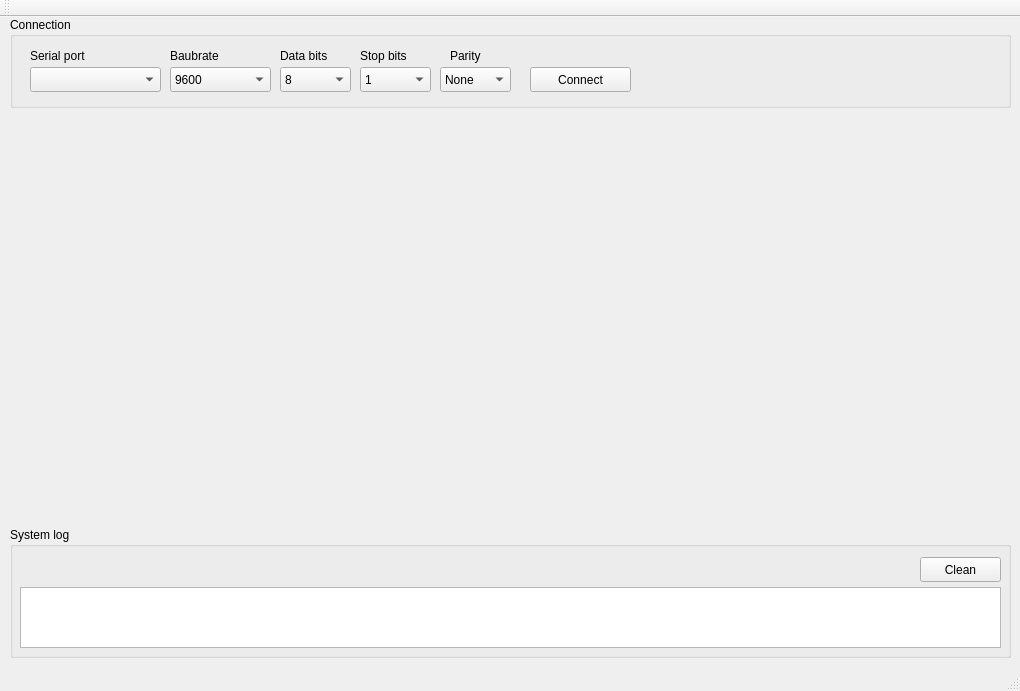
Qt form qslave-gui/forms/mainwindow.ui (maisvendoo/qslave) before a commit.
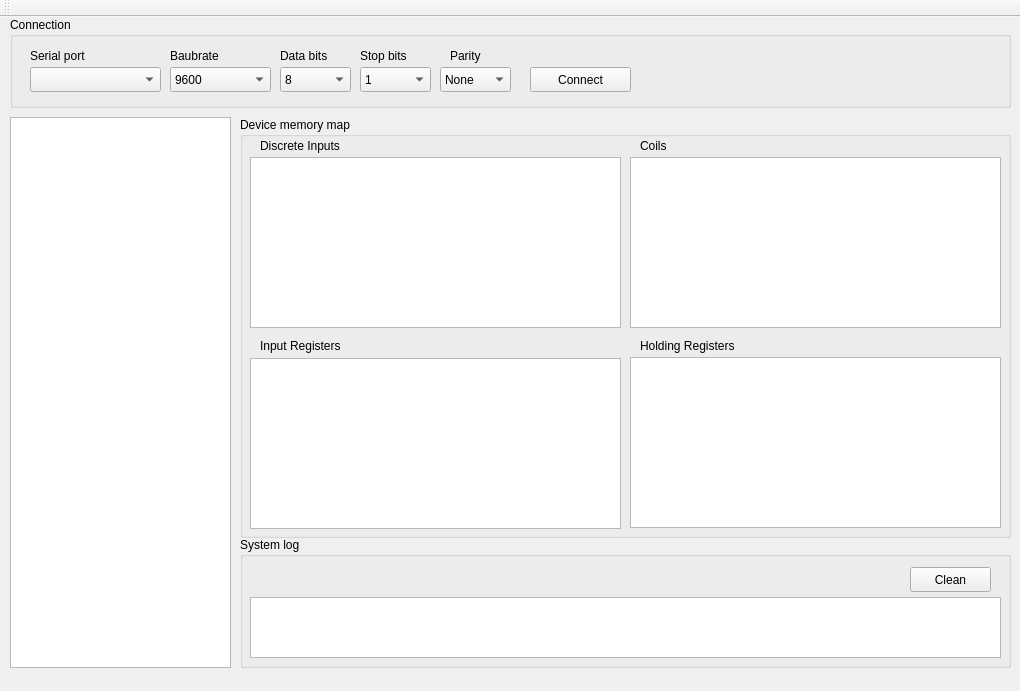
The same form after that commit.

```diff
--- a/qslave-gui/forms/mainwindow.ui
+++ b/qslave-gui/forms/mainwindow.ui
@@ -276,9 +276,9 @@
    <widget class="QGroupBox" name="groupBox">
     <property name="geometry">
      <rect>
-      <x>10</x>
-      <y>510</y>
-      <width>1001</width>
+      <x>240</x>
+      <y>520</y>
+      <width>771</width>
       <height>131</height>
      </rect>
     </property>
@@ -288,7 +288,7 @@
     <widget class="QPushButton" name="pbCleanLog">
      <property name="geometry">
       <rect>
-       <x>910</x>
+       <x>670</x>
        <y>30</y>
        <width>81</width>
        <height>25</height>
@@ -303,12 +303,127 @@
       <rect>
        <x>10</x>
        <y>60</y>
-       <width>981</width>
+       <width>751</width>
        <height>61</height>
       </rect>
      </property>
     </widget>
    </widget>
+   <widget class="QListWidget" name="lwSlavesList">
+    <property name="geometry">
+     <rect>
+      <x>10</x>
+      <y>100</y>
+      <width>221</width>
+      <height>551</height>
+     </rect>
+    </property>
+   </widget>
+   <widget class="QGroupBox" name="groupBox_2">
+    <property name="geometry">
+     <rect>
+      <x>240</x>
+      <y>100</y>
+      <width>771</width>
+      <height>421</height>
+     </rect>
+    </property>
+    <property name="title">
+     <string>Device memory map</string>
+    </property>
+    <widget class="QTableWidget" name="twDiscreteInputs">
+     <property name="geometry">
+      <rect>
+       <x>10</x>
+       <y>40</y>
+       <width>371</width>
+       <height>171</height>
+      </rect>
+     </property>
+    </widget>
+    <widget class="QTableWidget" name="twCoils">
+     <property name="geometry">
+      <rect>
+       <x>390</x>
+       <y>40</y>
+       <width>371</width>
+       <height>171</height>
+      </rect>
+     </property>
+    </widget>
+    <widget class="QTableWidget" name="twInputRegisters">
+     <property name="geometry">
+      <rect>
+       <x>10</x>
+       <y>241</y>
+       <width>371</width>
+       <height>171</height>
+      </rect>
+     </property>
+    </widget>
+    <widget class="QTableWidget" name="twHoldingRedisters">
+     <property name="geometry">
+      <rect>
+       <x>390</x>
+       <y>240</y>
+       <width>371</width>
+       <height>171</height>
+      </rect>
+     </property>
+    </widget>
+    <widget class="QLabel" name="label_6">
+     <property name="geometry">
+      <rect>
+       <x>20</x>
+       <y>20</y>
+       <width>81</width>
+       <height>17</height>
+      </rect>
+     </property>
+     <property name="text">
+      <string>Discrete Inputs</string>
+     </property>
+    </widget>
+    <widget class="QLabel" name="label_7">
+     <property name="geometry">
+      <rect>
+       <x>400</x>
+       <y>20</y>
+       <width>81</width>
+       <height>17</height>
+      </rect>
+     </property>
+     <property name="text">
+      <string>Coils</string>
+     </property>
+    </widget>
+    <widget class="QLabel" name="label_8">
+     <property name="geometry">
+      <rect>
+       <x>20</x>
+       <y>220</y>
+       <width>81</width>
+       <height>17</height>
+      </rect>
+     </property>
+     <property name="text">
+      <string>Input Registers</string>
+     </property>
+    </widget>
+    <widget class="QLabel" name="label_9">
+     <property name="geometry">
+      <rect>
+       <x>400</x>
+       <y>220</y>
+       <width>101</width>
+       <height>17</height>
+      </rect>
+     </property>
+     <property name="text">
+      <string>Holding Registers</string>
+     </property>
+    </widget>
+   </widget>
   </widget>
   <widget class="QMenuBar" name="menuBar">
    <property name="geometry">
@@ -328,7 +443,6 @@
     <bool>false</bool>
    </attribute>
   </widget>
-  <widget class="QStatusBar" name="statusBar"/>
  </widget>
  <layoutdefault spacing="6" margin="11"/>
  <resources/>
```
